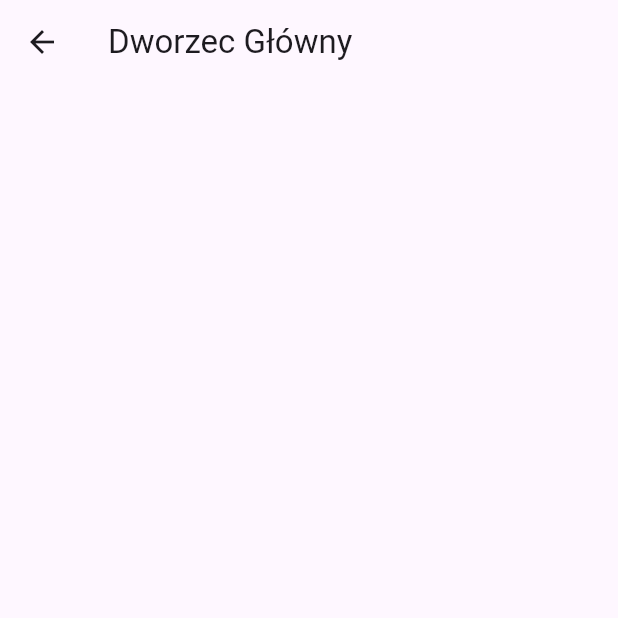
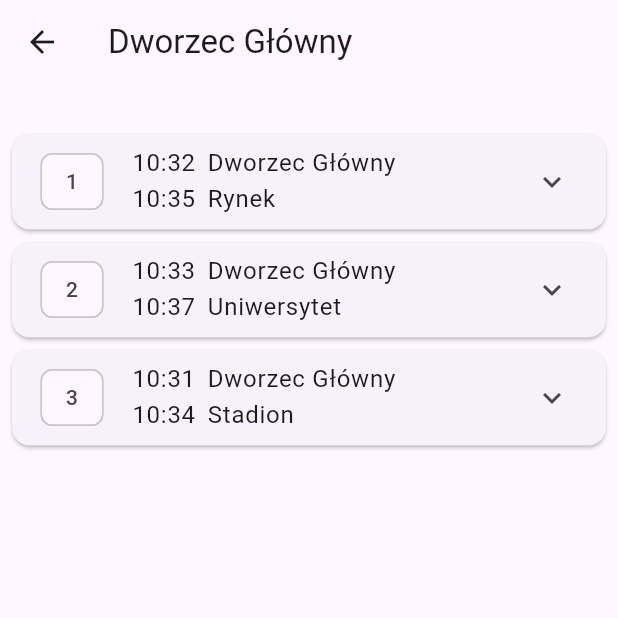
Before and after one commit to Solvro/mobile-jak-doczlapie, a Flutter app: the screen it shows after launch, after a tap on "Dworzec Główny", on a phone screen of 412 x 824 dp, the top half of it. Run offline on Flutter 3.47's test engine with Material 3 defaults, Android fonts, the light colour scheme and no system bars; our stand-ins replace auto_route, flutter_hooks, freezed_annotation, hooks_riverpod, riverpod_annotation; generated files the repository leaves out were written again.

Commit message:
feat(stops): add line expanding tiles and departures tiles (#6)
* feat(stops): add departures tiles

* feat(stops): change time format

```diff
--- /dev/null
+++ b/lib/features/stop_details/hooks/use_sorted_departures.dart
@@ -0,0 +1,17 @@
+import "package:flutter_hooks/flutter_hooks.dart";
+
+import "../../stops/data/departure.dart";
+import "../../stops/data/line.dart";
+
+typedef DepartureWithDirection = ({Departure departure, String direction});
+
+List<DepartureWithDirection> useSortedDepartures(Line line) {
+  return useMemoized(() {
+    final combined = [
+      ...line.direction1.departures.map((departure) => (departure: departure, direction: line.direction1.name)),
+      ...line.direction2.departures.map((departure) => (departure: departure, direction: line.direction2.name)),
+    ];
+    combined.sort((a, b) => a.departure.timestamp.compareTo(b.departure.timestamp));
+    return combined;
+  }, [line.direction1.departures, line.direction2.departures]);
+}
--- /dev/null
+++ b/lib/features/stop_details/utils.dart
@@ -0,0 +1,3 @@
+String formatTime(DateTime timestamp) {
+  return '${timestamp.hour}:${timestamp.minute.toString().padLeft(2, '0')}';
+}
--- /dev/null
+++ b/lib/features/stop_details/view/departure_row.dart
@@ -0,0 +1,19 @@
+import "package:flutter/material.dart";
+
+import "../hooks/use_sorted_departures.dart";
+import "../utils.dart";
+
+class DepartureRow extends StatelessWidget {
+  const DepartureRow({required this.departure});
+
+  final DepartureWithDirection departure;
+
+  @override
+  Widget build(BuildContext context) {
+    return ListTile(
+      onTap: () => {},
+      leading: const Icon(Icons.directions_bus, size: 16),
+      title: Row(spacing: 8, children: [Text(formatTime(departure.departure.timestamp)), Text(departure.direction)]),
+    );
+  }
+}
--- /dev/null
+++ b/lib/features/stop_details/view/line_expanding_tile.dart
@@ -0,0 +1,62 @@
+import "package:flutter/material.dart";
+import "package:flutter_hooks/flutter_hooks.dart";
+
+import "../../stops/data/direction.dart";
+import "../../stops/data/line.dart";
+import "../../stops/view/line_chip.dart";
+import "../hooks/use_sorted_departures.dart";
+import "../utils.dart";
+import "departure_row.dart";
+
+class LineExpandingTile extends HookWidget {
+  const LineExpandingTile({super.key, required this.line});
+
+  final Line line;
+
+  @override
+  Widget build(BuildContext context) {
+    final isExpanded = useState(false);
+    final departures = useSortedDepartures(line);
+    return Card(
+      margin: const EdgeInsets.symmetric(horizontal: 8, vertical: 4),
+      child: Column(
+        children: [
+          ListTile(
+            leading: LineChip(line: line),
+            title: Column(
+              children: [
+                _DirectionRow(direction: line.direction1),
+                _DirectionRow(direction: line.direction2),
+              ],
+            ),
+            trailing: Icon(isExpanded.value ? Icons.expand_less : Icons.expand_more),
+            onTap: () {
+              isExpanded.value = !isExpanded.value;
+            },
+          ),
+          if (isExpanded.value) ...departures.map((departure) => DepartureRow(departure: departure)),
+        ],
+      ),
+    );
+  }
+}
+
+class _DirectionRow extends StatelessWidget {
+  const _DirectionRow({required this.direction});
+
+  final Direction direction;
+
+  @override
+  Widget build(BuildContext context) {
+    return Row(
+      spacing: 8,
+      children: [
+        if (direction.departures.isNotEmpty)
+          Text(formatTime(direction.departures.first.timestamp))
+        else
+          const Text("No departures"),
+        Text(direction.name, maxLines: 1),
+      ],
+    );
+  }
+}
--- a/lib/features/stop_details/view/stop_details_view.dart
+++ b/lib/features/stop_details/view/stop_details_view.dart
@@ -1,6 +1,7 @@
 import "package:flutter/material.dart";
 import "../../../common/widgets/app_bar.dart";
 import "../../stops/data/stop.dart";
+import "line_expanding_tile.dart";
 
 class StopDetailsView extends StatelessWidget {
   const StopDetailsView({super.key, required this.stop});
@@ -9,6 +10,12 @@ class StopDetailsView extends StatelessWidget {
 
   @override
   Widget build(BuildContext context) {
-    return Scaffold(appBar: CommonAppBar(title: stop.name));
+    return Scaffold(
+      appBar: CommonAppBar(title: stop.name),
+      body: ListView.builder(
+        itemCount: stop.lines.length,
+        itemBuilder: (context, index) => LineExpandingTile(line: stop.lines[index]),
+      ),
+    );
   }
 }
--- /dev/null
+++ b/lib/features/stops/data/departure.dart
@@ -0,0 +1,8 @@
+import "package:freezed_annotation/freezed_annotation.dart";
+
+part "departure.freezed.dart";
+
+@freezed
+abstract class Departure with _$Departure {
+  factory Departure({required DateTime timestamp}) = _Departure;
+}
--- /dev/null
+++ b/lib/features/stops/data/direction.dart
@@ -0,0 +1,10 @@
+import "package:freezed_annotation/freezed_annotation.dart";
+
+import "departure.dart";
+
+part "direction.freezed.dart";
+
+@freezed
+abstract class Direction with _$Direction {
+  factory Direction({required int id, required String name, required List<Departure> departures}) = _Direction;
+}
--- a/lib/features/stops/data/line.dart
+++ b/lib/features/stops/data/line.dart
@@ -1,9 +1,15 @@
 import "package:freezed_annotation/freezed_annotation.dart";
+
+import "direction.dart";
 
 part "line.freezed.dart";
 
 @freezed
 abstract class Line with _$Line {
-  factory Line({required int id, required String number, required String direction1, required String direction2}) =
-      _Line;
+  factory Line({
+    required int id,
+    required String number,
+    required Direction direction1,
+    required Direction direction2,
+  }) = _Line;
 }
--- a/lib/features/stops/data/stops_repository.dart
+++ b/lib/features/stops/data/stops_repository.dart
@@ -1,5 +1,7 @@
 import "package:riverpod_annotation/riverpod_annotation.dart";
 
+import "departure.dart";
+import "direction.dart";
 import "line.dart";
 import "stop.dart";
 
@@ -8,73 +10,220 @@ part "stops_repository.g.dart";
 @riverpod
 Future<List<Stop>> stopsRepository(Ref ref) async {
   await Future<void>.delayed(const Duration(milliseconds: 500));
+
+  // Helper function to generate realistic departure times
+  List<Departure> generateDepartures(int baseMinutes) {
+    final now = DateTime.now();
+    return List.generate(5, (index) {
+      final minutes = baseMinutes + (index * 8); // Every 8 minutes
+      return Departure(timestamp: now.add(Duration(minutes: minutes)));
+    });
+  }
+
   return [
     Stop(
       id: 1,
       name: "Dworzec Główny",
       lines: [
-        Line(id: 1, number: "1", direction1: "Dworzec Główny", direction2: "Rynek"),
-        Line(id: 2, number: "2", direction1: "Dworzec Główny", direction2: "Rynek"),
-        Line(id: 3, number: "3", direction1: "Dworzec Główny", direction2: "Rynek"),
+        Line(
+          id: 1,
+          number: "1",
+          direction1: Direction(id: 1, name: "Dworzec Główny", departures: generateDepartures(2)),
+          direction2: Direction(id: 2, name: "Rynek", departures: generateDepartures(5)),
+        ),
+        Line(
+          id: 2,
+          number: "2",
+          direction1: Direction(id: 3, name: "Dworzec Główny", departures: generateDepartures(3)),
+          direction2: Direction(id: 4, name: "Uniwersytet", departures: generateDepartures(7)),
+        ),
+        Line(
+          id: 3,
+          number: "3",
+          direction1: Direction(id: 5, name: "Dworzec Główny", departures: generateDepartures(1)),
+          direction2: Direction(id: 6, name: "Stadion", departures: generateDepartures(4)),
+        ),
       ],
     ),
     Stop(
       id: 2,
       name: "Rynek",
       lines: [
-        Line(id: 2, number: "2", direction1: "Rynek", direction2: "Dworzec Główny"),
-        Line(id: 3, number: "3", direction1: "Rynek", direction2: "Dworzec Główny"),
+        Line(
+          id: 1,
+          number: "1",
+          direction1: Direction(id: 1, name: "Dworzec Główny", departures: generateDepartures(6)),
+          direction2: Direction(id: 2, name: "Rynek", departures: generateDepartures(3)),
+        ),
+        Line(
+          id: 2,
+          number: "2",
+          direction1: Direction(id: 3, name: "Dworzec Główny", departures: generateDepartures(8)),
+          direction2: Direction(id: 4, name: "Uniwersytet", departures: generateDepartures(2)),
+        ),
       ],
     ),
     Stop(
       id: 3,
       name: "Uniwersytet",
       lines: [
-        Line(id: 3, number: "3", direction1: "Uniwersytet", direction2: "Stadion"),
-        Line(id: 4, number: "4", direction1: "Uniwersytet", direction2: "Stadion"),
+        Line(
+          id: 2,
+          number: "2",
+          direction1: Direction(id: 3, name: "Dworzec Główny", departures: generateDepartures(9)),
+          direction2: Direction(id: 4, name: "Uniwersytet", departures: generateDepartures(1)),
+        ),
+        Line(
+          id: 3,
+          number: "3",
+          direction1: Direction(id: 5, name: "Dworzec Główny", departures: generateDepartures(5)),
+          direction2: Direction(id: 6, name: "Stadion", departures: generateDepartures(3)),
+        ),
+        Line(
+          id: 4,
+          number: "4",
+          direction1: Direction(id: 7, name: "Uniwersytet", departures: generateDepartures(2)),
+          direction2: Direction(id: 8, name: "Lotnisko", departures: generateDepartures(6)),
+        ),
       ],
     ),
     Stop(
       id: 4,
       name: "Stadion",
-      lines: [Line(id: 4, number: "4", direction1: "Stadion", direction2: "Lotnisko")],
+      lines: [
+        Line(
+          id: 3,
+          number: "3",
+          direction1: Direction(id: 5, name: "Dworzec Główny", departures: generateDepartures(7)),
+          direction2: Direction(id: 6, name: "Stadion", departures: generateDepartures(4)),
+        ),
+        Line(
+          id: 4,
+          number: "4",
+          direction1: Direction(id: 7, name: "Uniwersytet", departures: generateDepartures(3)),
+          direction2: Direction(id: 8, name: "Lotnisko", departures: generateDepartures(8)),
+        ),
+      ],
     ),
     Stop(
       id: 5,
       name: "Lotnisko",
-      lines: [Line(id: 5, number: "5", direction1: "Lotnisko", direction2: "Centrum")],
+      lines: [
+        Line(
+          id: 4,
+          number: "4",
+          direction1: Direction(id: 7, name: "Uniwersytet", departures: generateDepartures(9)),
+          direction2: Direction(id: 8, name: "Lotnisko", departures: generateDepartures(2)),
+        ),
+        Line(
+          id: 5,
+          number: "5",
+          direction1: Direction(id: 9, name: "Lotnisko", departures: generateDepartures(1)),
+          direction2: Direction(id: 10, name: "Centrum", departures: generateDepartures(5)),
+        ),
+      ],
     ),
     Stop(
       id: 6,
       name: "Centrum",
-      lines: [Line(id: 6, number: "6", direction1: "Centrum", direction2: "Lotnisko")],
+      lines: [
+        Line(
+          id: 5,
+          number: "5",
+          direction1: Direction(id: 9, name: "Lotnisko", departures: generateDepartures(6)),
+          direction2: Direction(id: 10, name: "Centrum", departures: generateDepartures(3)),
+        ),
+        Line(
+          id: 6,
+          number: "6",
+          direction1: Direction(id: 11, name: "Centrum", departures: generateDepartures(2)),
+          direction2: Direction(id: 12, name: "Park", departures: generateDepartures(7)),
+        ),
+      ],
     ),
     Stop(
       id: 7,
       name: "Park",
       lines: [
-        Line(id: 7, number: "7", direction1: "Park", direction2: "Szpital"),
-        Line(id: 8, number: "8", direction1: "Park", direction2: "Szpital"),
-        Line(id: 9, number: "9", direction1: "Park", direction2: "Szpital"),
+        Line(
+          id: 6,
+          number: "6",
+          direction1: Direction(id: 11, name: "Centrum", departures: generateDepartures(8)),
+          direction2: Direction(id: 12, name: "Park", departures: generateDepartures(1)),
+        ),
+        Line(
+          id: 7,
+          number: "7",
+          direction1: Direction(id: 13, name: "Park", departures: generateDepartures(3)),
+          direction2: Direction(id: 14, name: "Szpital", departures: generateDepartures(6)),
+        ),
+        Line(
+          id: 8,
+          number: "8",
+          direction1: Direction(id: 15, name: "Park", departures: generateDepartures(4)),
+          direction2: Direction(id: 16, name: "Biblioteka", departures: generateDepartures(9)),
+        ),
       ],
     ),
     Stop(
       id: 8,
       name: "Szpital",
       lines: [
-        Line(id: 8, number: "8", direction1: "Szpital", direction2: "Park"),
-        Line(id: 9, number: "9", direction1: "Szpital", direction2: "Park"),
+        Line(
+          id: 7,
+          number: "7",
+          direction1: Direction(id: 13, name: "Park", departures: generateDepartures(7)),
+          direction2: Direction(id: 14, name: "Szpital", departures: generateDepartures(2)),
+        ),
+        Line(
+          id: 8,
+          number: "8",
+          direction1: Direction(id: 15, name: "Park", departures: generateDepartures(5)),
+          direction2: Direction(id: 16, name: "Biblioteka", departures: generateDepartures(8)),
+        ),
+        Line(
+          id: 9,
+          number: "9",
+          direction1: Direction(id: 17, name: "Szpital", departures: generateDepartures(1)),
+          direction2: Direction(id: 18, name: "Muzeum", departures: generateDepartures(4)),
+        ),
       ],
     ),
     Stop(
       id: 9,
       name: "Biblioteka",
-      lines: [Line(id: 9, number: "9", direction1: "Biblioteka", direction2: "Szpital")],
+      lines: [
+        Line(
+          id: 8,
+          number: "8",
+          direction1: Direction(id: 15, name: "Park", departures: generateDepartures(6)),
+          direction2: Direction(id: 16, name: "Biblioteka", departures: generateDepartures(3)),
+        ),
+        Line(
+          id: 9,
+          number: "9",
+          direction1: Direction(id: 17, name: "Szpital", departures: generateDepartures(2)),
+          direction2: Direction(id: 18, name: "Muzeum", departures: generateDepartures(7)),
+        ),
+      ],
     ),
     Stop(
       id: 10,
       name: "Muzeum",
-      lines: [Line(id: 10, number: "10", direction1: "Muzeum", direction2: "Biblioteka")],
+      lines: [
+        Line(
+          id: 9,
+          number: "9",
+          direction1: Direction(id: 17, name: "Szpital", departures: generateDepartures(8)),
+          direction2: Direction(id: 18, name: "Muzeum", departures: generateDepartures(1)),
+        ),
+        Line(
+          id: 10,
+          number: "10",
+          direction1: Direction(id: 19, name: "Muzeum", departures: generateDepartures(3)),
+          direction2: Direction(id: 20, name: "Dworzec Główny", departures: generateDepartures(6)),
+        ),
+      ],
     ),
   ];
 }
```
